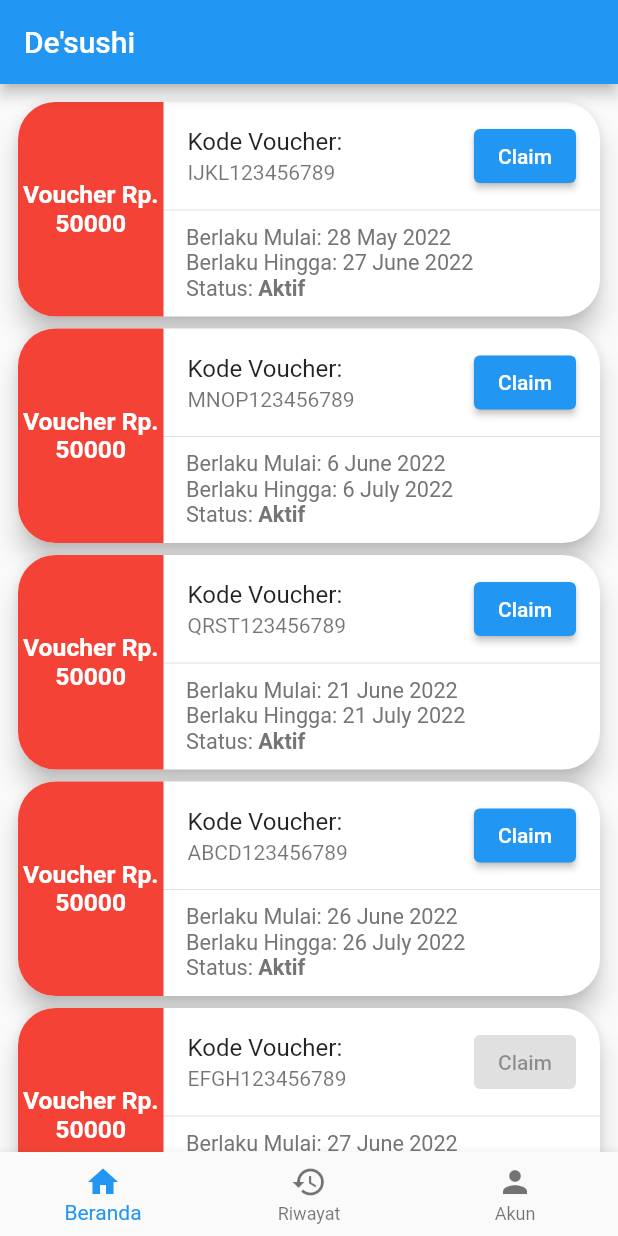
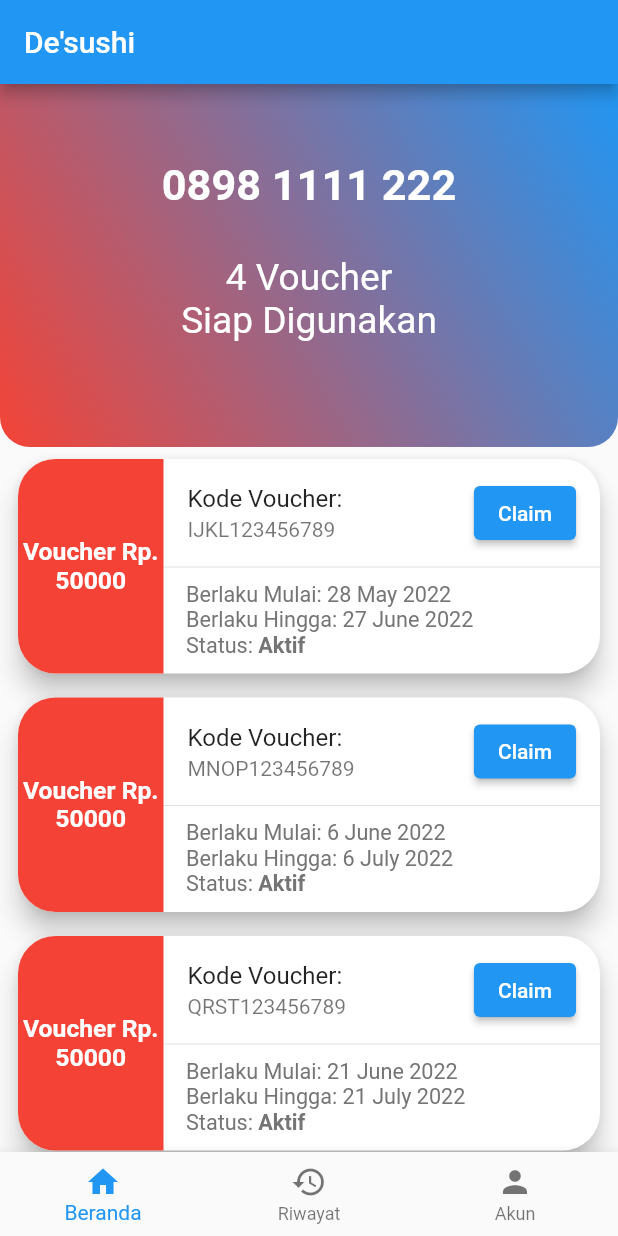
Before and after one commit to theodoroesjoshua/A, a Flutter app: the screen it shows after launch, on a phone screen of 412 x 824 dp. Run offline on Flutter 3.47's test engine with Material 2 defaults, Android fonts, the phone set to English and light mode, and no system bars.

Commit message:
Implement top widget

```diff
--- a/lib/common_widgets/voucher_widget.dart
+++ b/lib/common_widgets/voucher_widget.dart
@@ -15,7 +15,7 @@
   @override
   Widget build(BuildContext context) {
     final voucher = widget.voucher;
-    double screenWidth = MediaQuery.of(context).size.width;
+    final screenWidth = MediaQuery.of(context).size.width;
     DateFormat formatter = DateFormat("d MMMM yyyy");
 
     final smallTextStyle = TextStyle(
--- a/lib/screens/home.dart
+++ b/lib/screens/home.dart
@@ -1,5 +1,4 @@
 import 'package:flutter/material.dart';
-import 'dart:math';
 
 import '../common_widgets/voucher_widget.dart';
 import '../models/voucher.dart';
@@ -16,23 +15,28 @@
     Voucher(code: "IJKL123456789",
         start: DateTime.now().subtract(const Duration(days: 29)),
         end: DateTime.now().add(const Duration(days: 1)),
-        description: "Voucher Rp. 50000", status: VoucherStatus.active),
+        description: "Voucher Rp. 50000",
+        status: VoucherStatus.active),
     Voucher(code: "MNOP123456789",
         start: DateTime.now().subtract(const Duration(days: 20)),
         end: DateTime.now().add(const Duration(days: 10)),
-        description: "Voucher Rp. 50000", status: VoucherStatus.active),
+        description: "Voucher Rp. 50000",
+        status: VoucherStatus.active),
     Voucher(code: "QRST123456789",
         start: DateTime.now().subtract(const Duration(days: 5)),
         end: DateTime.now().add(const Duration(days: 25)),
-        description: "Voucher Rp. 50000", status: VoucherStatus.active),
+        description: "Voucher Rp. 50000",
+        status: VoucherStatus.active),
     Voucher(code: "ABCD123456789",
         start: DateTime.now(),
         end: DateTime.now().add(const Duration(days: 30)),
-        description: "Voucher Rp. 50000", status: VoucherStatus.active),
+        description: "Voucher Rp. 50000",
+        status: VoucherStatus.active),
     Voucher(code: "EFGH123456789",
         start: DateTime.now().add(const Duration(days: 1)),
         end: DateTime.now().add(const Duration(days: 31)),
-        description: "Voucher Rp. 50000", status: VoucherStatus.inactive),
+        description: "Voucher Rp. 50000",
+        status: VoucherStatus.inactive),
   ];
 
   late Future<void> _initVoucherData;
@@ -82,13 +86,68 @@
     );
   }
 
+  int get _numberOfActiveVouchers => _vouchers
+      .where((item) => item.status == VoucherStatus.active).length;
+
   Widget _createMainWidget() {
+    final topWidget = _createTopWidget();
+    final voucherWidgets = _vouchers.map(
+      (item) =>
+      Padding(
+        padding: const EdgeInsets.symmetric(horizontal: 8, vertical: 4),
+        child: VoucherWidget(voucher: item),
+      )
+    ).toList();
+
+    final scrollableWidgets = <Widget>[];
+    scrollableWidgets.add(topWidget);
+    scrollableWidgets.addAll(voucherWidgets);
+
     return RefreshIndicator(
       onRefresh: _refreshVouchers,
       child: ListView(
-        padding: const EdgeInsets.all(8),
-        children: _vouchers.map((item) => VoucherWidget(voucher: item))
-            .toList(),
+        children: scrollableWidgets,
+      ),
+    );
+  }
+
+  Widget _createTopWidget() {
+    final screenWidth = MediaQuery.of(context).size.width;
+    final bigTextStyle = TextStyle(
+      color: Colors.white,
+      fontSize: screenWidth * 0.07,
+      fontWeight: FontWeight.bold,
+    );
+
+    final normalTextStyle = TextStyle(
+      color: Colors.white,
+      fontSize: screenWidth * 0.06,
+    );
+
+    return Container(
+      decoration: const BoxDecoration(
+        borderRadius: BorderRadius.only(
+          bottomLeft: Radius.circular(20),
+          bottomRight: Radius.circular(20),
+        ),
+        gradient: LinearGradient(
+          begin: Alignment.topRight,
+          end: Alignment.bottomLeft,
+          colors: [
+            Colors.blue,
+            Colors.red,
+          ],
+        )
+      ),
+      child: Column(
+        children: <Widget>[
+          const SizedBox(height: 50),
+          Text("0898 1111 222", style: bigTextStyle),
+          const SizedBox(height: 30),
+          Text("$_numberOfActiveVouchers Voucher", style: normalTextStyle),
+          Text("Siap Digunakan", style: normalTextStyle),
+          const SizedBox(height: 70),
+        ],
       ),
     );
   }
```
